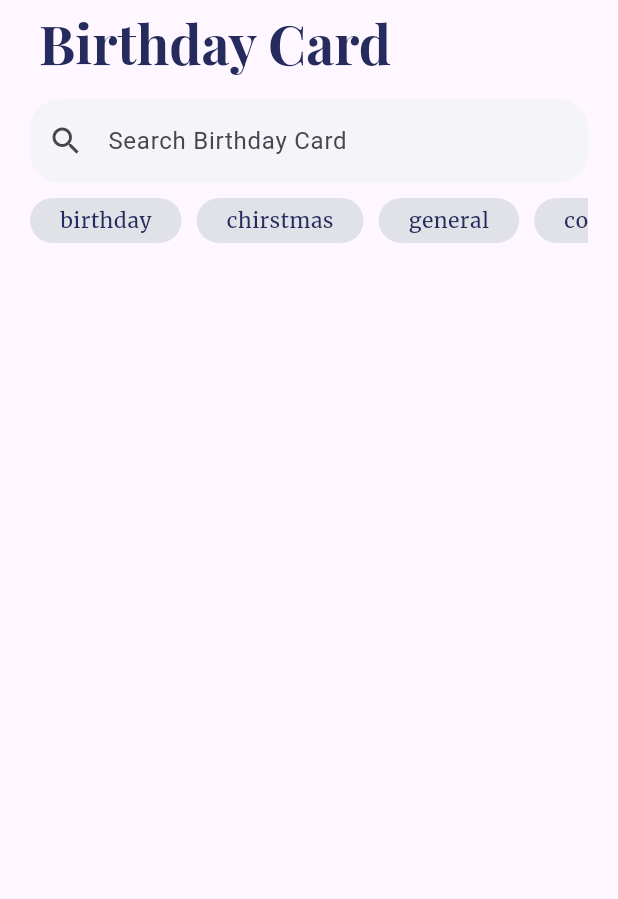
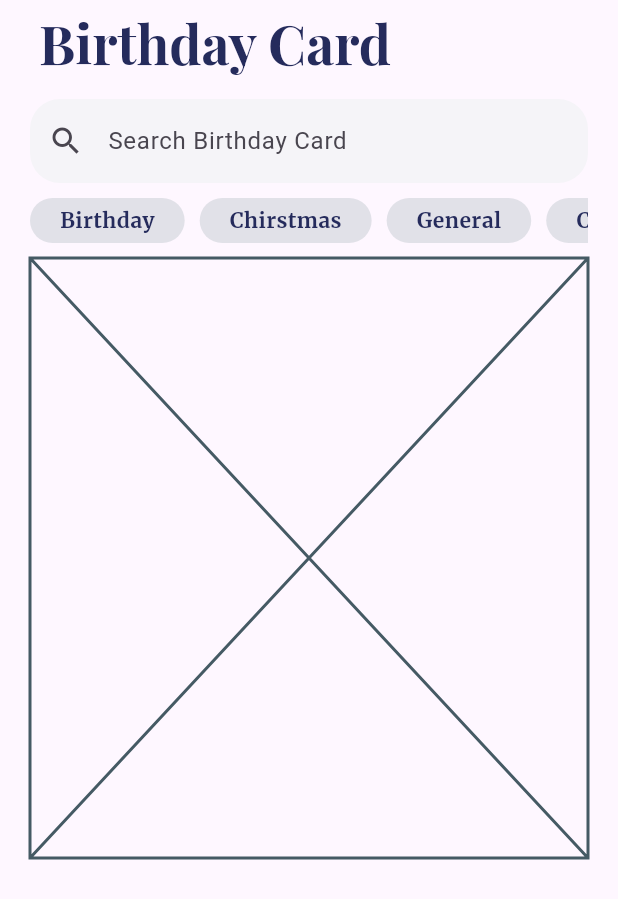
Before and after one commit to FrancisLydz1321/2ndsem-finals-mobile, a Flutter app: the screen it shows after launch, on a phone screen of 412 x 824 dp. Shown: the top 899 px of the screen. Run offline on Flutter 3.47's test engine with Material 3 defaults, Android fonts, the phone set to English and light mode, and no system bars; project files that could hold a hidden picture were left out.

Commit message:
7th attempt

```diff
--- a/lib/screens/home_screen.dart
+++ b/lib/screens/home_screen.dart
@@ -2,7 +2,10 @@ import 'package:_fourtho/gen/colors.gen.dart';
 import 'package:_fourtho/gen/fonts.gen.dart';
 import 'package:_fourtho/model/card_model.dart';
 import 'package:_fourtho/widgets/app_text.dart';
+import 'package:_fourtho/widgets/custom_chip.dart';
 import 'package:flutter/material.dart';
+
+import 'package:_fourtho/utilities/card_category_extensions.dart';
 
 class HomeScreen extends StatelessWidget {
   const HomeScreen({super.key});
@@ -37,6 +40,9 @@ class HomeScreen extends StatelessWidget {
             _SearchBar(), // custom search widget
             const SizedBox(height: 10),
             _CategoryFilters(), // custom widget
+            const SizedBox(height: 10),
+            _CardGrid(),
+            const SizedBox(height: 10),
           ],
         ),
       ),
@@ -78,7 +84,7 @@ class _CategoryFilters extends StatelessWidget {
         scrollDirection: Axis.horizontal,
         children: [
           ...CardCategory.values.map(
-            (category) => CustomChip(label: category.name),
+            (category) => CustomChip(label: category.capitalName()),
           ),
         ],
       ),
@@ -86,24 +92,11 @@ class _CategoryFilters extends StatelessWidget {
   }
 }
 
-class CustomChip extends StatelessWidget {
-  final String label;
-  final bool isSelected;
-
-  const CustomChip({
-    Key? key,
-    required this.label,
-    this.isSelected = false,
-  }) : super(key: key);
+class _CardGrid extends StatelessWidget {
+  const _CardGrid({super.key});
 
   @override
   Widget build(BuildContext context) {
-    return Container(
-        margin: const EdgeInsets.only(right: 10.0),
-        padding: const EdgeInsets.symmetric(horizontal: 20, vertical: 5.0),
-        decoration: BoxDecoration(
-            color: isSelected ? ColorName.primaryColor : ColorName.disabledGrey,
-            borderRadius: BorderRadius.circular(50.0)),
-        child: Center(child: AppText.small(label)));
+    return const Placeholder();
   }
 }
--- /dev/null
+++ b/lib/utilities/card_category_extensions.dart
@@ -0,0 +1,6 @@
+import 'package:_fourtho/model/card_model.dart';
+
+extension CardCategoryExtension on CardCategory {
+  String capitalName() =>
+      name[0].toUpperCase() + name.substring(1, name.length).toLowerCase();
+}
--- /dev/null
+++ b/lib/widgets/custom_chip.dart
@@ -0,0 +1,36 @@
+import 'package:_fourtho/gen/colors.gen.dart';
+import 'package:_fourtho/widgets/app_text.dart';
+import 'package:flutter/material.dart';
+
+class CustomChip extends StatelessWidget {
+  final String label;
+  final bool isSelected;
+  final Function()? onTap;
+
+  const CustomChip({
+    Key? key,
+    required this.label,
+    this.onTap,
+    this.isSelected = false,
+  }) : super(key: key);
+
+  @override
+  Widget build(BuildContext context) {
+    return GestureDetector(
+      onTap: onTap,
+      child: Container(
+          margin: const EdgeInsets.only(right: 10.0),
+          padding: const EdgeInsets.symmetric(horizontal: 20, vertical: 5.0),
+          decoration: BoxDecoration(
+              color:
+                  isSelected ? ColorName.primaryColor : ColorName.disabledGrey,
+              borderRadius: BorderRadius.circular(50.0)),
+          child: Center(
+              child: AppText.small(
+            label,
+            fontWeight: FontWeight.bold,
+            color: isSelected ? Colors.white : ColorName.primaryColor,
+          ))),
+    );
+  }
+}
```
